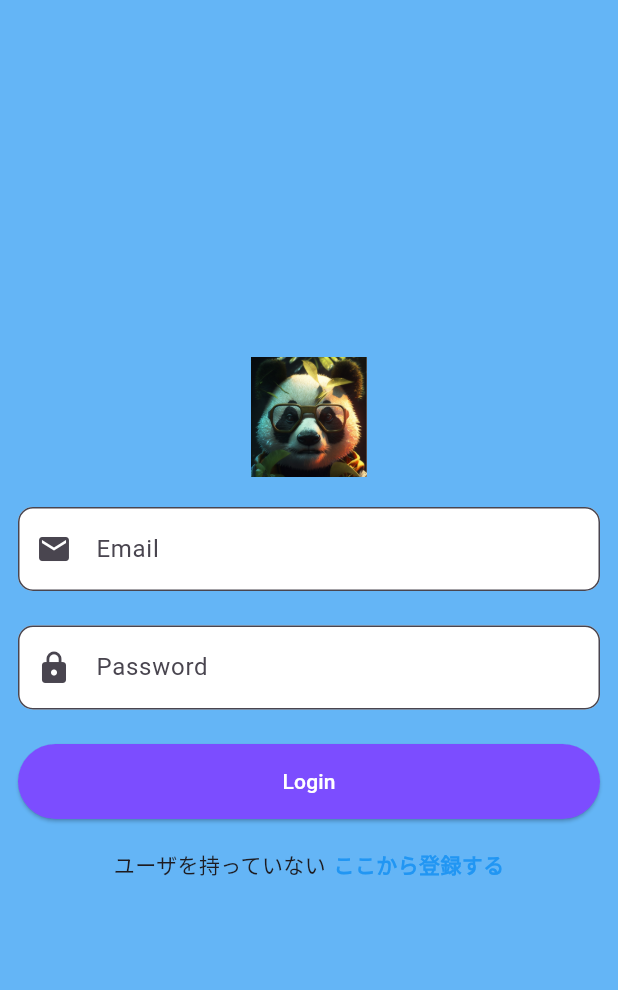
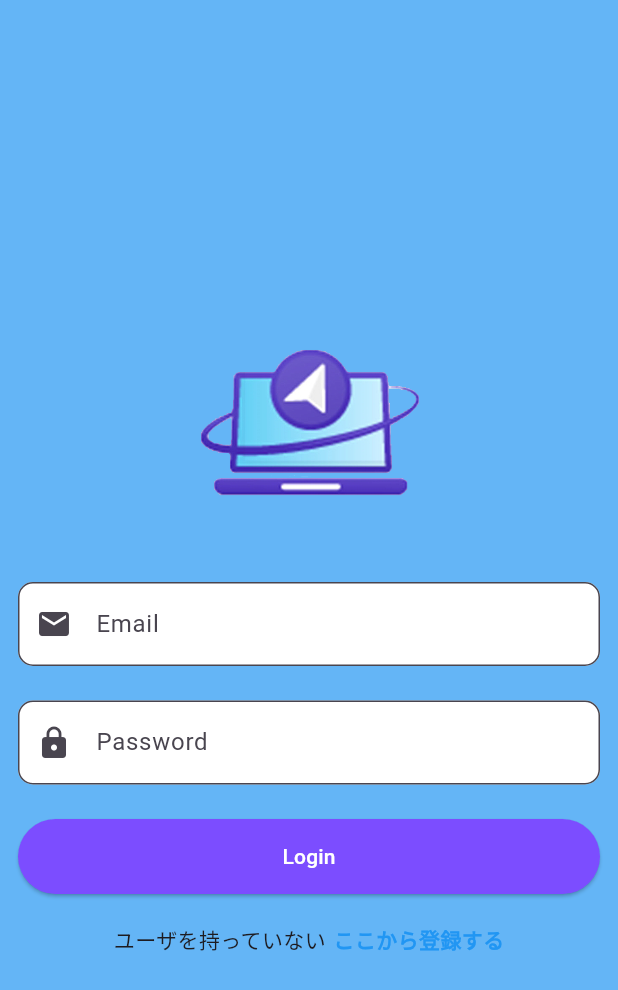
Before and after one commit to 282207134/job, a Flutter app: the LoginScreen screen opened by its route, on a phone screen of 412 x 824 dp. Shown: the top 990 px of the screen. Run offline on Flutter 3.47's test engine with Material 3 defaults, Android fonts, the phone set to English and light mode, and no system bars; our stand-ins replace another_flutter_splash_screen, audioplayers, cloud_firestore, firebase_auth, firebase_core, flutter_colorpicker and 6 more; accounts and stored records are empty.

Commit message:
更新日志

```diff
--- a/lib/screens/login_screen.dart
+++ b/lib/screens/login_screen.dart
@@ -37,9 +37,9 @@ class _LoginScreenState extends State<LoginScreen> {
               mainAxisAlignment: MainAxisAlignment.center,
               children: [
                 SizedBox(
-                    height: 80,
-                    width: 80,
-                    child: Image.asset("images/panda.png")), // Logo图片
+                    height:180,
+                    width:180,
+                    child: Image.asset("images/logo.png")), // Logo图片
                 SizedBox(
                   height: 20,
                 ),
```
Also changed, not shown: lib/screens/chatroom_screen.dart (+10 -9 lines), images/logo.png.
